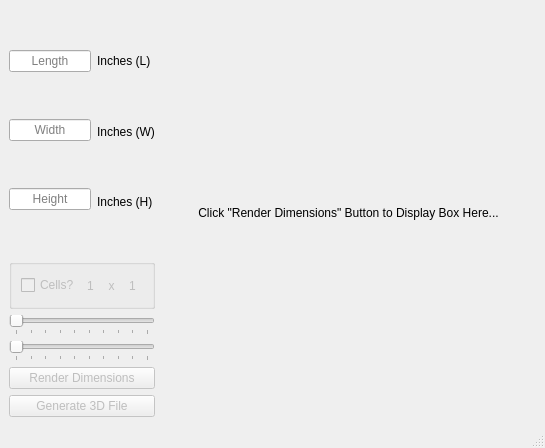
Qt form Stor3d/Stor3d.ui (wassupwolves/Capstone) before a commit.
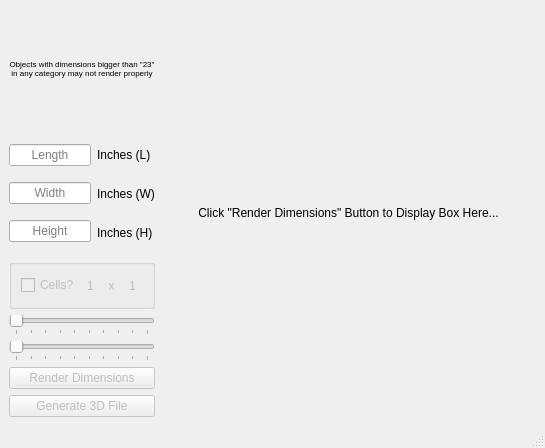
The same form after that commit.

Diff of the .ui file:
```diff
--- a/Stor3d/Stor3d.ui
+++ b/Stor3d/Stor3d.ui
@@ -17,6 +17,24 @@
    <layout class="QHBoxLayout" name="horizontalLayout_2">
     <item>
      <layout class="QVBoxLayout" name="verticalLayout_3">
+      <item>
+       <widget class="QLabel" name="label">
+        <property name="font">
+         <font>
+          <pointsize>6</pointsize>
+         </font>
+        </property>
+        <property name="text">
+         <string>Objects with dimensions bigger than &quot;23&quot; in any category may not render properly</string>
+        </property>
+        <property name="alignment">
+         <set>Qt::AlignCenter</set>
+        </property>
+        <property name="wordWrap">
+         <bool>true</bool>
+        </property>
+       </widget>
+      </item>
       <item>
        <layout class="QHBoxLayout" name="horizontalLayout">
         <item>
@@ -87,7 +105,7 @@
        </layout>
       </item>
       <item>
-       <widget class="QGroupBox" name="">
+       <widget class="QGroupBox" name="groupBox">
         <property name="maximumSize">
          <size>
           <width>16777215</width>
```
